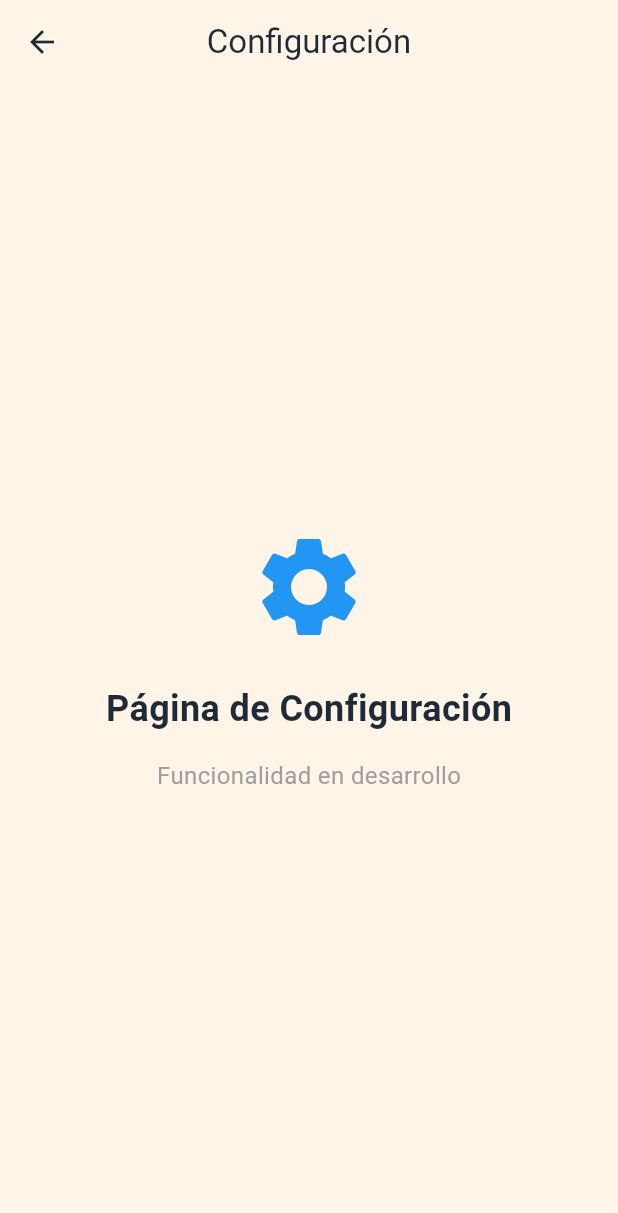
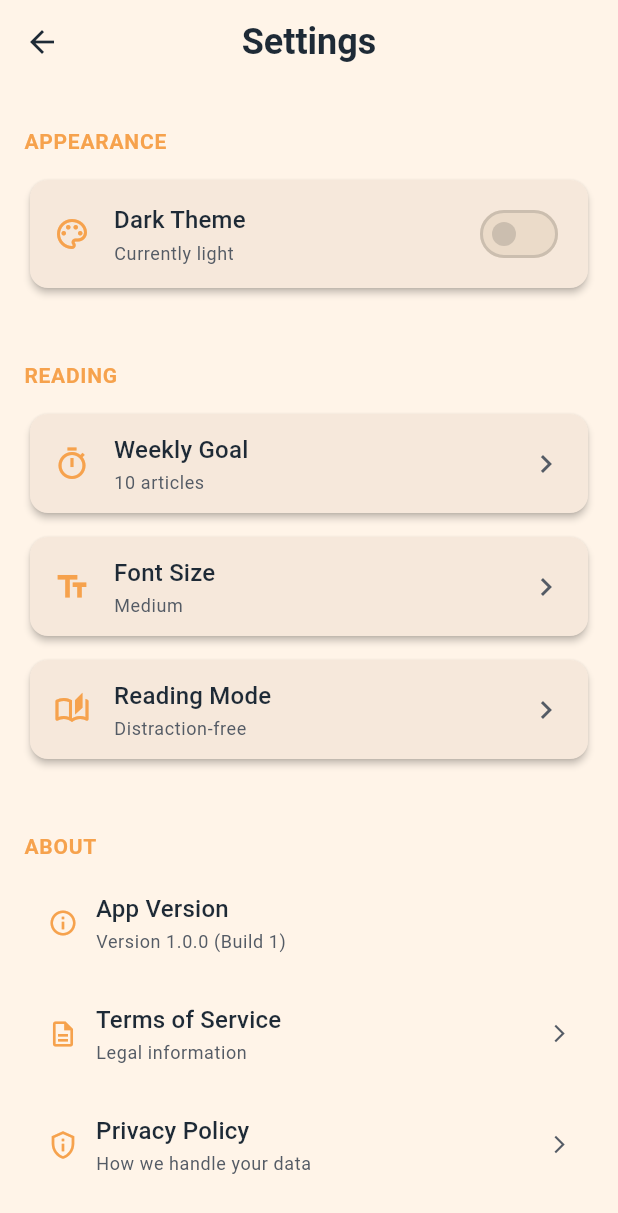
Before and after one commit to MateoManolio/artemis_app, a Flutter app: the SettingsPage screen opened by its route, on a phone screen of 412 x 824 dp. Shown: the top 1213 px of the screen. Run offline on Flutter 3.47's test engine with Material 3 defaults, Android fonts, the light colour scheme and no system bars; our stand-ins replace flutter_riverpod, go_router, riverpod_annotation; generated files the repository leaves out were written again.

Commit message:
:lipstick: settings page implemented

```diff
--- a/lib/src/presentation/pages/settings/settings_page.dart
+++ b/lib/src/presentation/pages/settings/settings_page.dart
@@ -1,48 +1,95 @@
 import 'package:flutter/material.dart';
 import 'package:go_router/go_router.dart';
+import 'widgets/settings_section.dart';
+import 'widgets/appearance_section.dart';
+import 'widgets/reading_section.dart';
+import 'widgets/about_section.dart';
 
 class SettingsPage extends StatelessWidget {
   static const String routeName = '/settings';
+
   const SettingsPage({super.key});
 
   @override
   Widget build(BuildContext context) {
+    final theme = Theme.of(context);
+    final colorScheme = theme.colorScheme;
+
     return Scaffold(
       appBar: AppBar(
-        title: const Text('Configuración'),
+        title: Text(
+          'Settings',
+          style: theme.textTheme.headlineSmall?.copyWith(
+            fontWeight: FontWeight.bold,
+            color: colorScheme.onSurface,
+          ),
+        ),
         leading: IconButton(
           icon: const Icon(Icons.arrow_back),
-          onPressed: () => context.go('/home'),
+          onPressed: () => context.pop(),
         ),
       ),
-      body: const Center(
+      body: ListView(
+        children: [
+          const SizedBox(height: 16),
+
+          // Appearance Section
+          SettingsSection(
+            title: 'APPEARANCE',
+            children: [
+              const AppearanceSection(),
+            ],
+          ),
+
+          const SizedBox(height: 24),
+
+          // Reading Section
+          SettingsSection(
+            title: 'READING',
+            children: [
+              const ReadingSection(),
+            ],
+          ),
+
+          const SizedBox(height: 24),
+
+          // About Section
+          SettingsSection(
+            title: 'ABOUT',
+            children: [
+              const AboutSection(),
+            ],
+          ),
+
+          const SizedBox(height: 32),
+
+          // Footer
+          Center(
+            child: Padding(
+              padding: const EdgeInsets.all(16),
               child: Column(
-          mainAxisAlignment: MainAxisAlignment.center,
                 children: [
-            Icon(
-              Icons.settings,
-              size: 80,
-              color: Colors.blue,
-            ),
-            SizedBox(height: 24),
                   Text(
-              'Página de Configuración',
-              style: TextStyle(
-                fontSize: 24,
-                fontWeight: FontWeight.bold,
+                    'Artemis - Article Explorer',
+                    style: theme.textTheme.bodySmall?.copyWith(
+                      color: colorScheme.onSurfaceVariant,
                     ),
                   ),
-            SizedBox(height: 16),
+                  const SizedBox(height: 4),
                   Text(
-              'Funcionalidad en desarrollo',
-              style: TextStyle(
-                fontSize: 16,
-                color: Colors.grey,
+                    'Your companion for discovering research',
+                    style: theme.textTheme.bodySmall?.copyWith(
+                      color: colorScheme.onSurfaceVariant.withOpacity(0.7),
                     ),
                   ),
                 ],
               ),
             ),
+          ),
+
+          const SizedBox(height: 32),
+        ],
+      ),
     );
   }
 }
--- /dev/null
+++ b/lib/src/presentation/pages/settings/widgets/about_section.dart
@@ -0,0 +1,119 @@
+import 'package:flutter/material.dart';
+
+class AboutSection extends StatelessWidget {
+  const AboutSection({super.key});
+
+  @override
+  Widget build(BuildContext context) {
+    final theme = Theme.of(context);
+    final colorScheme = theme.colorScheme;
+
+    return Padding(
+      padding: const EdgeInsets.symmetric(horizontal: 16),
+      child: Column(
+        crossAxisAlignment: CrossAxisAlignment.start,
+        children: [
+          _AboutText(
+            icon: Icons.info_outline,
+            title: 'App Version',
+            subtitle: 'Version 1.0.0 (Build 1)',
+            colorScheme: colorScheme,
+          ),
+          const SizedBox(height: 16),
+          _AboutText(
+            icon: Icons.description_outlined,
+            title: 'Terms of Service',
+            subtitle: 'Legal information',
+            colorScheme: colorScheme,
+            onTap: () {
+              ScaffoldMessenger.of(context).showSnackBar(
+                const SnackBar(
+                  content: Text('Coming soon'),
+                ),
+              );
+            },
+          ),
+          const SizedBox(height: 16),
+          _AboutText(
+            icon: Icons.privacy_tip_outlined,
+            title: 'Privacy Policy',
+            subtitle: 'How we handle your data',
+            colorScheme: colorScheme,
+            onTap: () {
+              ScaffoldMessenger.of(context).showSnackBar(
+                const SnackBar(
+                  content: Text('Coming soon'),
+                ),
+              );
+            },
+          ),
+        ],
+      ),
+    );
+  }
+}
+
+class _AboutText extends StatelessWidget {
+  final IconData icon;
+  final String title;
+  final String subtitle;
+  final ColorScheme colorScheme;
+  final VoidCallback? onTap;
+
+  const _AboutText({
+    required this.icon,
+    required this.title,
+    required this.subtitle,
+    required this.colorScheme,
+    this.onTap,
+  });
+
+  @override
+  Widget build(BuildContext context) {
+    return InkWell(
+      onTap: onTap,
+      borderRadius: BorderRadius.circular(8),
+      child: Padding(
+        padding: const EdgeInsets.symmetric(vertical: 8),
+        child: Row(
+          children: [
+            Icon(
+              icon,
+              color: colorScheme.primary,
+              size: 20,
+            ),
+            const SizedBox(width: 12),
+            Expanded(
+              child: Column(
+                crossAxisAlignment: CrossAxisAlignment.start,
+                mainAxisSize: MainAxisSize.min,
+                children: [
+                  Text(
+                    title,
+                    style: Theme.of(context).textTheme.titleMedium?.copyWith(
+                          color: colorScheme.onSurface,
+                          fontWeight: FontWeight.w500,
+                        ),
+                  ),
+                  const SizedBox(height: 2),
+                  Text(
+                    subtitle,
+                    style: Theme.of(context).textTheme.bodySmall?.copyWith(
+                          color: colorScheme.onSurfaceVariant,
+                        ),
+                  ),
+                ],
+              ),
+            ),
+            if (onTap != null)
+              Icon(
+                Icons.arrow_forward_ios,
+                size: 14,
+                color: colorScheme.onSurfaceVariant,
+              ),
+          ],
+        ),
+      ),
+    );
+  }
+}
--- /dev/null
+++ b/lib/src/presentation/pages/settings/widgets/appearance_section.dart
@@ -0,0 +1,33 @@
+import 'package:flutter/material.dart';
+import 'package:flutter_riverpod/flutter_riverpod.dart';
+import 'package:artemis_app/src/config/theme/theme_mode_provider.dart';
+import 'setting_switch.dart';
+
+class AppearanceSection extends ConsumerWidget {
+  const AppearanceSection({super.key});
+
+  @override
+  Widget build(BuildContext context, WidgetRef ref) {
+    final themeNotifier = ref.read(themeModeProvider.notifier);
+    final themeMode = ref.watch(themeModeProvider);
+
+    // Determinar si está en dark mode o no
+    final isDarkMode = themeMode == ThemeMode.dark;
+
+    void toggleTheme() {
+      if (isDarkMode) {
+        themeNotifier.setLightMode();
+      } else {
+        themeNotifier.setDarkMode();
+      }
+    }
+
+    return SettingSwitch(
+      icon: Icons.palette_outlined,
+      title: 'Dark Theme',
+      subtitle: isDarkMode ? 'Currently dark' : 'Currently light',
+      value: isDarkMode,
+      onChanged: (_) => toggleTheme(),
+    );
+  }
+}
--- /dev/null
+++ b/lib/src/presentation/pages/settings/widgets/reading_section.dart
@@ -0,0 +1,58 @@
+import 'package:flutter/material.dart';
+import 'setting_option.dart';
+
+class ReadingSection extends StatelessWidget {
+  const ReadingSection({super.key});
+
+  @override
+  Widget build(BuildContext context) {
+    return Column(
+      children: [
+        SettingOption(
+          icon: Icons.timer_outlined,
+          title: 'Weekly Goal',
+          subtitle: 'Set your reading goal',
+          value: '10 articles',
+          onTap: () {
+            // TODO: Implement weekly goal selector
+            ScaffoldMessenger.of(context).showSnackBar(
+              const SnackBar(
+                content: Text('Weekly goal feature coming soon'),
+              ),
+            );
+          },
+        ),
+        const SizedBox(height: 8),
+        SettingOption(
+          icon: Icons.text_fields_outlined,
+          title: 'Font Size',
+          subtitle: 'Adjust reading comfort',
+          value: 'Medium',
+          onTap: () {
+            // TODO: Implement font size selector
+            ScaffoldMessenger.of(context).showSnackBar(
+              const SnackBar(
+                content: Text('Font size feature coming soon'),
+              ),
+            );
+          },
+        ),
+        const SizedBox(height: 8),
+        SettingOption(
+          icon: Icons.auto_stories_outlined,
+          title: 'Reading Mode',
+          subtitle: 'Choose how to read articles',
+          value: 'Distraction-free',
+          onTap: () {
+            // TODO: Implement reading mode selector
+            ScaffoldMessenger.of(context).showSnackBar(
+              const SnackBar(
+                content: Text('Reading mode feature coming soon'),
+              ),
+            );
+          },
+        ),
+      ],
+    );
+  }
+}
--- /dev/null
+++ b/lib/src/presentation/pages/settings/widgets/setting_option.dart
@@ -0,0 +1,33 @@
+import 'package:flutter/material.dart';
+import 'setting_tile.dart';
+
+class SettingOption extends StatelessWidget {
+  const SettingOption({
+    super.key,
+    required this.icon,
+    required this.title,
+    this.subtitle,
+    this.value,
+    required this.onTap,
+  });
+
+  final IconData icon;
+  final String title;
+  final String? subtitle;
+  final String? value;
+  final VoidCallback onTap;
+
+  @override
+  Widget build(BuildContext context) {
+    return SettingTile(
+      icon: icon,
+      title: title,
+      subtitle: value ?? subtitle,
+      trailing: Icon(
+        Icons.chevron_right,
+        color: Theme.of(context).colorScheme.onSurfaceVariant,
+      ),
+      onTap: onTap,
+    );
+  }
+}
--- /dev/null
+++ b/lib/src/presentation/pages/settings/widgets/setting_switch.dart
@@ -0,0 +1,33 @@
+import 'package:flutter/material.dart';
+import 'setting_tile.dart';
+
+class SettingSwitch extends StatelessWidget {
+  const SettingSwitch({
+    super.key,
+    required this.icon,
+    required this.title,
+    this.subtitle,
+    required this.value,
+    required this.onChanged,
+  });
+
+  final IconData icon;
+  final String title;
+  final String? subtitle;
+  final bool value;
+  final ValueChanged<bool> onChanged;
+
+  @override
+  Widget build(BuildContext context) {
+    return SettingTile(
+      icon: icon,
+      title: title,
+      subtitle: subtitle,
+      trailing: Switch.adaptive(
+        value: value,
+        onChanged: onChanged,
+      ),
+      onTap: () => onChanged(!value),
+    );
+  }
+}
--- /dev/null
+++ b/lib/src/presentation/pages/settings/widgets/setting_tile.dart
@@ -0,0 +1,76 @@
+import 'package:flutter/material.dart';
+
+class SettingTile extends StatelessWidget {
+  const SettingTile({
+    super.key,
+    required this.icon,
+    required this.title,
+    this.subtitle,
+    this.trailing,
+    this.onTap,
+  });
+
+  final IconData icon;
+  final String title;
+  final String? subtitle;
+  final Widget? trailing;
+  final VoidCallback? onTap;
+
+  @override
+  Widget build(BuildContext context) {
+    final theme = Theme.of(context);
+    final colorScheme = theme.colorScheme;
+
+    return Card(
+      color: colorScheme.surfaceContainer,
+      child: InkWell(
+        onTap: onTap,
+        borderRadius: BorderRadius.circular(12),
+        child: Padding(
+          padding: const EdgeInsets.symmetric(
+            horizontal: 16,
+            vertical: 12,
+          ),
+          child: Row(
+            children: [
+              Icon(
+                icon,
+                color: colorScheme.primary,
+                size: 24,
+              ),
+              const SizedBox(width: 16),
+              Expanded(
+                child: Column(
+                  crossAxisAlignment: CrossAxisAlignment.start,
+                  mainAxisSize: MainAxisSize.min,
+                  children: [
+                    Text(
+                      title,
+                      style: theme.textTheme.titleMedium?.copyWith(
+                        color: colorScheme.onSurface,
+                        fontWeight: FontWeight.w500,
+                      ),
+                    ),
+                    if (subtitle != null) ...[
+                      const SizedBox(height: 2),
+                      Text(
+                        subtitle!,
+                        style: theme.textTheme.bodySmall?.copyWith(
+                          color: colorScheme.onSurfaceVariant,
+                        ),
+                      ),
+                    ],
+                  ],
+                ),
+              ),
+              if (trailing != null) ...[
+                const SizedBox(width: 8),
+                trailing!,
+              ],
+            ],
+          ),
+        ),
+      ),
+    );
+  }
+}
--- /dev/null
+++ b/lib/src/presentation/pages/settings/widgets/settings_section.dart
@@ -0,0 +1,50 @@
+import 'package:flutter/material.dart';
+
+class SettingsSection extends StatelessWidget {
+  const SettingsSection({
+    super.key,
+    this.title,
+    required this.children,
+  });
+
+  final String? title;
+  final List<Widget> children;
+
+  @override
+  Widget build(BuildContext context) {
+    final theme = Theme.of(context);
+
+    return Column(
+      crossAxisAlignment: CrossAxisAlignment.start,
+      children: [
+        if (title != null) ...[
+          Padding(
+            padding: const EdgeInsets.symmetric(
+              horizontal: 16,
+              vertical: 12,
+            ),
+            child: Text(
+              title!,
+              style: theme.textTheme.titleSmall?.copyWith(
+                color: theme.colorScheme.primary,
+                fontWeight: FontWeight.w600,
+                letterSpacing: 0.5,
+              ),
+            ),
+          ),
+        ],
+        Padding(
+          padding: const EdgeInsets.symmetric(horizontal: 16),
+          child: Column(
+            children: children
+                .map((child) => Padding(
+                      padding: const EdgeInsets.only(bottom: 8),
+                      child: child,
+                    ))
+                .toList(),
+          ),
+        ),
+      ],
+    );
+  }
+}
```
Also changed, not shown: lib/src/config/route/app_router.g.dart. Lines whose indentation alone changed are shown as unchanged.
